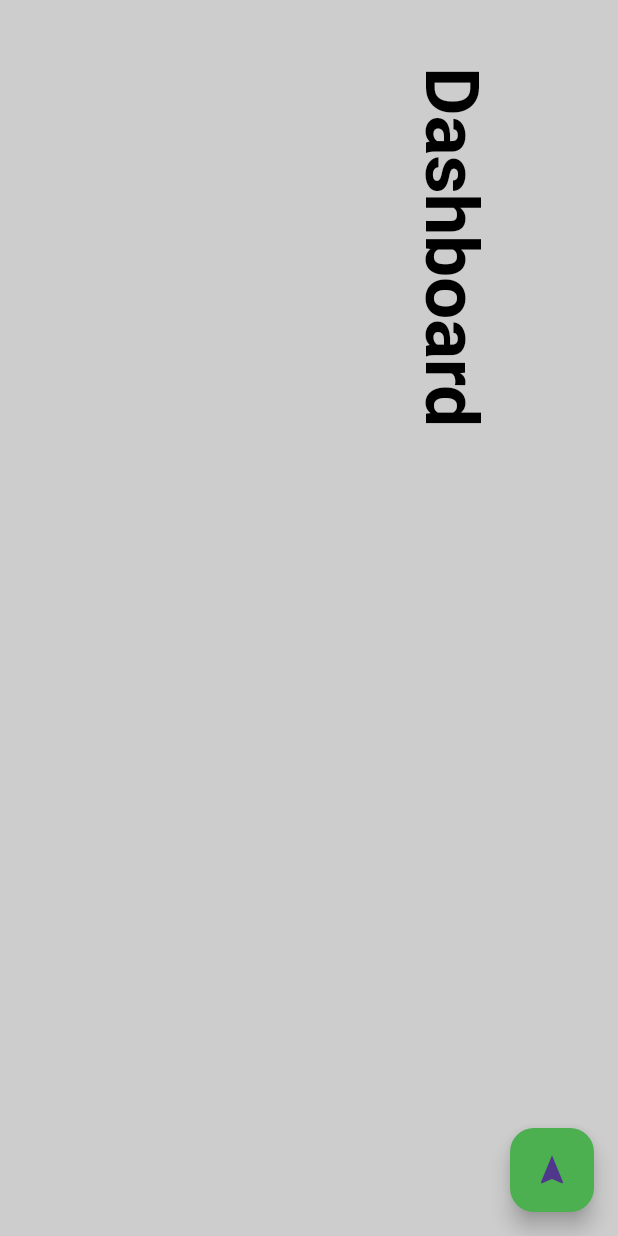
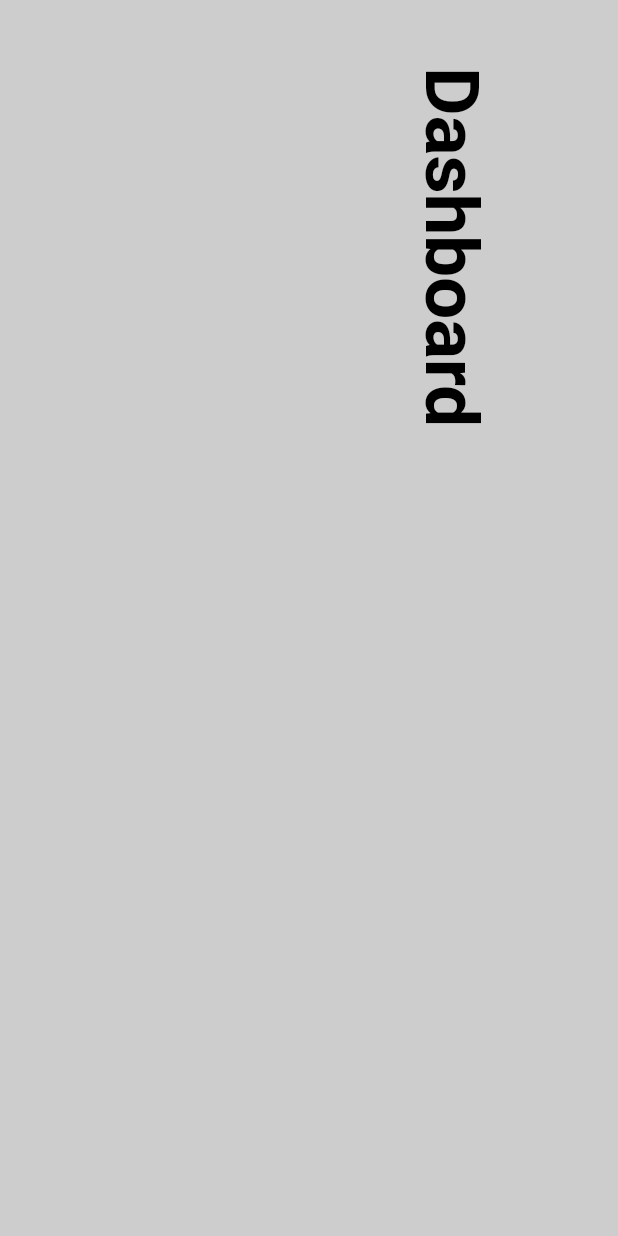
Before and after one commit to MiguelGonzalezgdev/mg_web_app, a Flutter app: the screen it shows after launch, on a phone screen of 412 x 824 dp. Run offline on Flutter 3.47's test engine with Material 3 defaults, Android fonts, the phone set to English and light mode, and no system bars; missing offline and left inert: collapsible_sidebar.

Commit message:
200520250823

```diff
--- a/lib/main.dart
+++ b/lib/main.dart
@@ -23,18 +23,7 @@ class MyApp extends StatelessWidget {
       ),
       debugShowCheckedModeBanner: false,
       title: 'Mg Web App',
-      home: Scaffold(
-        body: SidebarPage(),
-        floatingActionButton: FloatingActionButton(
-          onPressed: () {
-            ScaffoldMessenger.of(context).showSnackBar(
-              SnackBar(content: const Text('Ya! Botón presionado!')),
-            );
-          },
-          backgroundColor: Colors.green,
-          child: const Icon(Icons.navigation),
-        ),
-      ),
+      home: Scaffold(body: SidebarPage()),
     );
   }
 }
@@ -43,6 +32,7 @@ class SidebarPage extends StatefulWidget {
   const SidebarPage({super.key});
 
   @override
+  // ignore: library_private_types_in_public_api
   _SidebarPageState createState() => _SidebarPageState();
 }
 
@@ -148,10 +138,13 @@ class _SidebarPageState extends State<SidebarPage> {
         collapseOnBodyTap: false,
         avatarImg: _avatarImg,
         title: 'MiguelGon',
+        toggleTitle: 'Ocultar',
         onTitleTap: () {
-          ScaffoldMessenger.of(
-            context,
-          ).showSnackBar(SnackBar(content: Text('Miguel A Gonzalez D - 2025')));
+          ScaffoldMessenger.of(context).showSnackBar(
+            SnackBar(
+              content: Text('Miguel A Gonzalez D - Mayo  2025 - 0424.693.6366'),
+            ),
+          );
         },
         body: _body(size, context),
         backgroundColor: const Color.fromARGB(255, 26, 25, 25),
```
Also changed, not shown: 9 other files.
